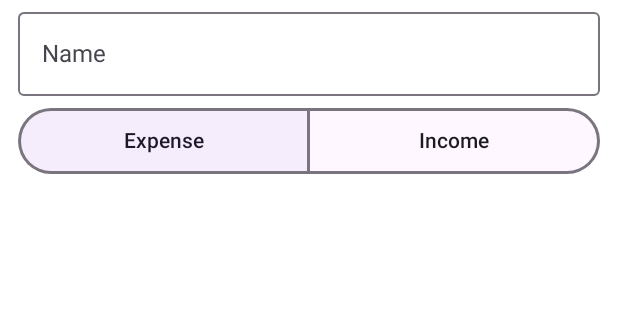
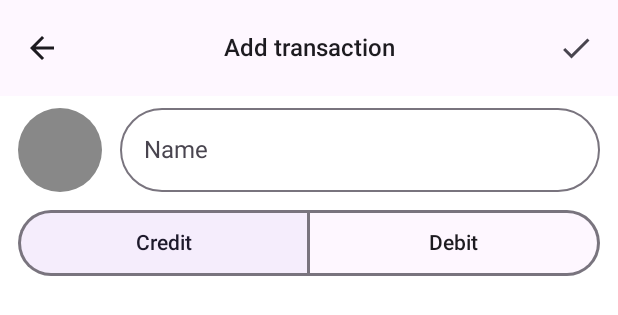
Before and after one commit to nikitakrapo/Monkey-Business, an Android app built with Jetpack Compose: the @Preview function TransactionAddScreen_Preview, on a phone screen of 412 x 824 dp. Shown: the top 315 px of the screen. Run offline under Robolectric (Android 15) with nearby library versions, the phone set to English and light mode, and no system bars.

Commit message:
Add toolbar to TransactionAddScreen.kt

```diff
--- a/components/finances/src/main/kotlin/com/nikitakrapo/monkeybusiness/finances/transactions/TransactionAddScreen.kt
+++ b/components/finances/src/main/kotlin/com/nikitakrapo/monkeybusiness/finances/transactions/TransactionAddScreen.kt
@@ -1,26 +1,44 @@
 package com.nikitakrapo.monkeybusiness.finances.transactions
 
+import androidx.compose.foundation.background
 import androidx.compose.foundation.clickable
 import androidx.compose.foundation.interaction.MutableInteractionSource
+import androidx.compose.foundation.layout.Arrangement
+import androidx.compose.foundation.layout.Box
 import androidx.compose.foundation.layout.Column
+import androidx.compose.foundation.layout.Row
 import androidx.compose.foundation.layout.Spacer
+import androidx.compose.foundation.layout.fillMaxSize
 import androidx.compose.foundation.layout.fillMaxWidth
 import androidx.compose.foundation.layout.height
 import androidx.compose.foundation.layout.padding
+import androidx.compose.foundation.layout.size
+import androidx.compose.foundation.layout.width
+import androidx.compose.foundation.shape.CircleShape
 import androidx.compose.foundation.text.KeyboardOptions
 import androidx.compose.material.Surface
+import androidx.compose.material.icons.Icons
+import androidx.compose.material.icons.filled.ArrowBack
+import androidx.compose.material.icons.filled.Done
+import androidx.compose.material3.CenterAlignedTopAppBar
 import androidx.compose.material3.ExperimentalMaterial3Api
+import androidx.compose.material3.Icon
+import androidx.compose.material3.IconButton
 import androidx.compose.material3.MaterialTheme
 import androidx.compose.material3.OutlinedTextField
 import androidx.compose.material3.Text
+import androidx.compose.material3.TextFieldDefaults
 import androidx.compose.runtime.Composable
 import androidx.compose.runtime.getValue
 import androidx.compose.runtime.mutableStateOf
 import androidx.compose.runtime.remember
 import androidx.compose.runtime.setValue
+import androidx.compose.ui.Alignment
 import androidx.compose.ui.Modifier
+import androidx.compose.ui.draw.clip
 import androidx.compose.ui.focus.FocusRequester
 import androidx.compose.ui.focus.focusRequester
+import androidx.compose.ui.graphics.Color
 import androidx.compose.ui.platform.LocalFocusManager
 import androidx.compose.ui.res.stringResource
 import androidx.compose.ui.text.input.ImeAction
@@ -41,38 +59,81 @@ fun TransactionAddScreen(
 
     Column(
         modifier = modifier
+            .fillMaxSize()
             .clickable(
                 interactionSource = MutableInteractionSource(),
                 onClick = focusManager::clearFocus,
                 indication = null
             )
-            .padding(horizontal = 12.dp)
     ) {
+        CenterAlignedTopAppBar(
+            title = {
+                Text(
+                    text = stringResource(R.string.transaction_adding),
+                    style = MaterialTheme.typography.titleMedium
+                )
+            },
+            navigationIcon = {
+                IconButton(onClick = { }) {
+                    Icon(
+                        imageVector = Icons.Default.ArrowBack,
+                        contentDescription = stringResource(R.string.cd_navigate_back),
+                    )
+                }
+            },
+            actions = {
+                IconButton(onClick = { }) {
+                    Icon(
+                        imageVector = Icons.Default.Done,
+                        contentDescription = stringResource(R.string.add_transaction_done),
+                    )
+                }
+            }
+        )
+        var text by remember {
+            mutableStateOf("")
+        }
+        Row(
+            modifier = Modifier
+                .fillMaxWidth()
+                .padding(horizontal = 12.dp),
+            horizontalArrangement = Arrangement.SpaceBetween,
+            verticalAlignment = Alignment.Bottom
+        ) {
+            Box(
+                modifier = Modifier
+                    .size(TextFieldDefaults.MinHeight)
+                    .clip(CircleShape)
+                    .background(Color.Gray)
+            )
+            Spacer(modifier = Modifier.width(12.dp))
             OutlinedTextField(
                 modifier = Modifier
-                .fillMaxWidth()
+                    .weight(1f)
                     .focusRequester(focusRequester),
-            //enabled = !state.isLoading,
-            value = "",
-            onValueChange = { },
+                value = text,
+                onValueChange = { text = it },
                 keyboardOptions = KeyboardOptions(
                     imeAction = ImeAction.Next,
                 ),
                 label = { Text(stringResource(R.string.transaction_name_label)) },
                 singleLine = true,
+                shape = CircleShape
             )
-        Spacer(modifier = Modifier.height(8.dp))
+        }
+        Spacer(modifier = Modifier.height(12.dp))
         var selected by remember {
             mutableStateOf(0)
         }
         SegmentedSwitch(
             modifier = Modifier
-                .fillMaxWidth(),
+                .fillMaxWidth()
+                .padding(horizontal = 12.dp),
             items = listOf(
                 SegmentedSwitchItem(
                     label = {
                         Text(
-                            text = stringResource(R.string.switch_item_expense),
+                            text = stringResource(R.string.switch_item_credit),
                             style = MaterialTheme.typography.labelLarge,
                             color = if (selected == 0) {
                                 MaterialTheme.colorScheme.onSecondaryContainer
@@ -87,7 +148,7 @@ fun TransactionAddScreen(
                 SegmentedSwitchItem(
                     label = {
                         Text(
-                            text = stringResource(R.string.switch_item_income),
+                            text = stringResource(R.string.switch_item_debit),
                             style = MaterialTheme.typography.labelLarge,
                             color = if (selected == 1) {
                                 MaterialTheme.colorScheme.onSecondaryContainer
--- a/components/finances/src/main/res/values/strings.xml
+++ b/components/finances/src/main/res/values/strings.xml
@@ -1,7 +1,10 @@
 <?xml version="1.0" encoding="utf-8"?>
 <resources>
     <string name="add_transaction">Add transaction</string>
-    <string name="switch_item_expense">Expense</string>
-    <string name="switch_item_income">Income</string>
+    <string name="add_transaction_done">Add transaction</string>
+    <string name="cd_navigate_back">Navigate back</string>
+    <string name="switch_item_credit">Credit</string>
+    <string name="switch_item_debit">Debit</string>
+    <string name="transaction_adding">Add transaction</string>
     <string name="transaction_name_label">Name</string>
 </resources>
--- a/core/src/main/kotlin/com/nikitakrapo/monkeybusiness/CoreScreen.kt
+++ b/core/src/main/kotlin/com/nikitakrapo/monkeybusiness/CoreScreen.kt
@@ -62,7 +62,7 @@ fun CoreScreen(
             when (modalChildStack.active.instance) {
                 CoreComponent.ModalChild.None -> mapOf(0.dp to 0, Int.MAX_VALUE.dp to 1)
                 is CoreComponent.ModalChild.ProfileEdit -> mapOf(0.dp to 0, 360.dp to 1)
-                is CoreComponent.ModalChild.TransactionAdd -> mapOf(0.dp to 0, 1000.dp to 1)
+                is CoreComponent.ModalChild.TransactionAdd -> mapOf(0.dp to 0, 640.dp to 1)
             }
         }
         BottomSheet(
```
Lines whose indentation alone changed are shown as unchanged.
